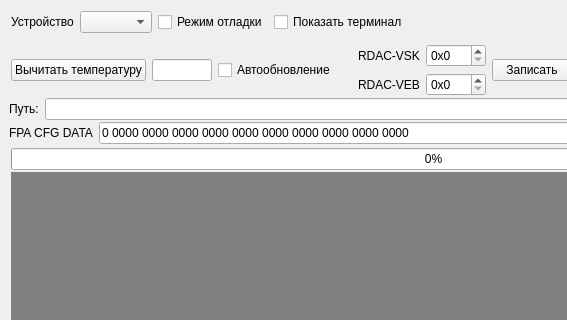
dzenmaster/SensorControl, file SensorControl/sensorcontrol.ui: the form before one commit; both pictures show x 0 to 567 and y 0 to 320 of the 953 by 811 pixel window.
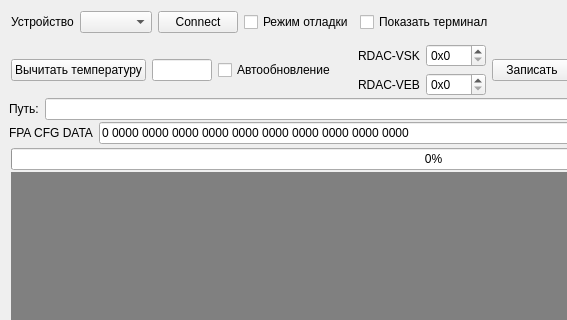
The form after the commit. Icons and pictures are not drawn. Custom widgets are drawn as their Qt base class.

The edit to the form file:
```diff
--- a/SensorControl/sensorcontrol.ui
+++ b/SensorControl/sensorcontrol.ui
@@ -366,6 +366,13 @@
        <item>
         <widget class="QComboBox" name="cbFTDIDevice"/>
        </item>
+       <item>
+        <widget class="QPushButton" name="pbConnectToDevice">
+         <property name="text">
+          <string>Connect</string>
+         </property>
+        </widget>
+       </item>
        <item>
         <widget class="QCheckBox" name="cbDebugMode">
          <property name="text">
```
